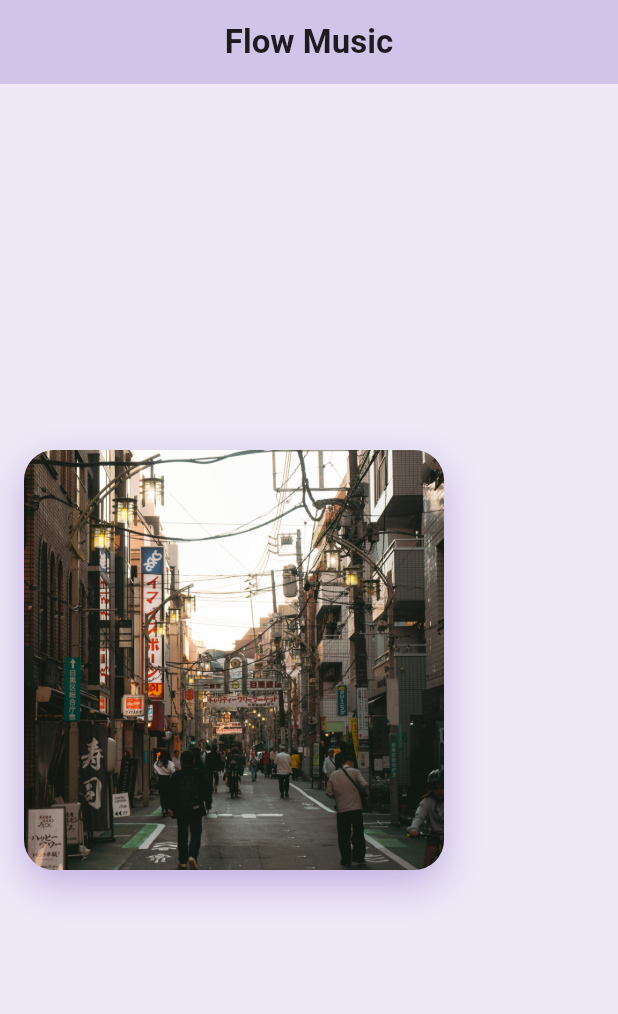
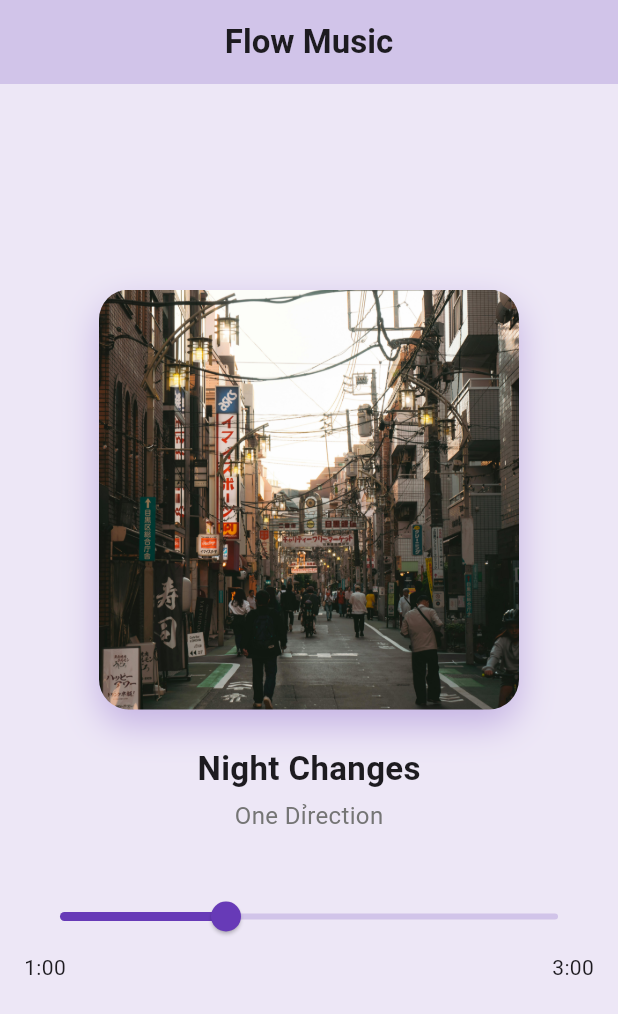
Before and after one commit to trgiang14/2025_LTTBDD_N05_Nhom_Giang, a Flutter app: the screen it shows after launch, on a phone screen of 412 x 824 dp. Shown: the top 1014 px of the screen. Run offline on Flutter 3.47's test engine with Material 3 defaults, Android fonts, the phone set to English and light mode, and no system bars.

Commit message:
them ten bai ha + thanh tien trinh

```diff
--- a/lib/screens/home_screen.dart
+++ b/lib/screens/home_screen.dart
@@ -1,4 +1,5 @@
 import 'package:flutter/material.dart';
+import '/widgets/song_progress_bar.dart';
 
 class HomeScreen extends StatefulWidget {
   const HomeScreen({super.key});
@@ -47,6 +48,23 @@
                 ),
               ),
             ),
+            const SizedBox(height: 24),
+            //Tên bài hát+ca sĩ
+            const Text(
+              'Night Changes',
+              style: TextStyle(fontSize: 22, fontWeight: FontWeight.bold),
+            ),
+            const SizedBox(height: 4),
+            Text(
+              'One Dỉrection',
+              style: TextStyle(color: Colors.grey.shade600, fontSize: 16),
+            ),
+            const SizedBox(height: 32),
+            //Thanh tiến trình
+            const SongProgressBar(current: 60, total: 180),
+            const SizedBox(height: 32),
+
+            //Nút điều khiển
           ],
         ),
       ),
--- a/lib/widgets/song_progress_bar.dart
+++ b/lib/widgets/song_progress_bar.dart
@@ -0,0 +1,38 @@
+import 'package:flutter/material.dart';
+
+class SongProgressBar extends StatelessWidget {
+  final int current;
+  final int total;
+
+  const SongProgressBar({
+    super.key,
+    required this.current,
+    required this.total,
+  });
+
+  @override
+  Widget build(BuildContext context) {
+    final progress = current / total;
+
+    String formatTime(int seconds) {
+      final minutes = (seconds ~/ 60).toString().padLeft(1, '0');
+      final secs = (seconds % 60).toString().padLeft(2, '0');
+      return '$minutes:$secs';
+    }
+
+    return Column(
+      children: [
+        Slider(
+          value: progress,
+          onChanged: (_) {},
+          activeColor: Colors.deepPurple,
+          inactiveColor: Colors.deepPurple.shade100,
+        ),
+        Row(
+          mainAxisAlignment: MainAxisAlignment.spaceBetween,
+          children: [Text(formatTime(current)), Text(formatTime(total))],
+        ),
+      ],
+    );
+  }
+}
```
